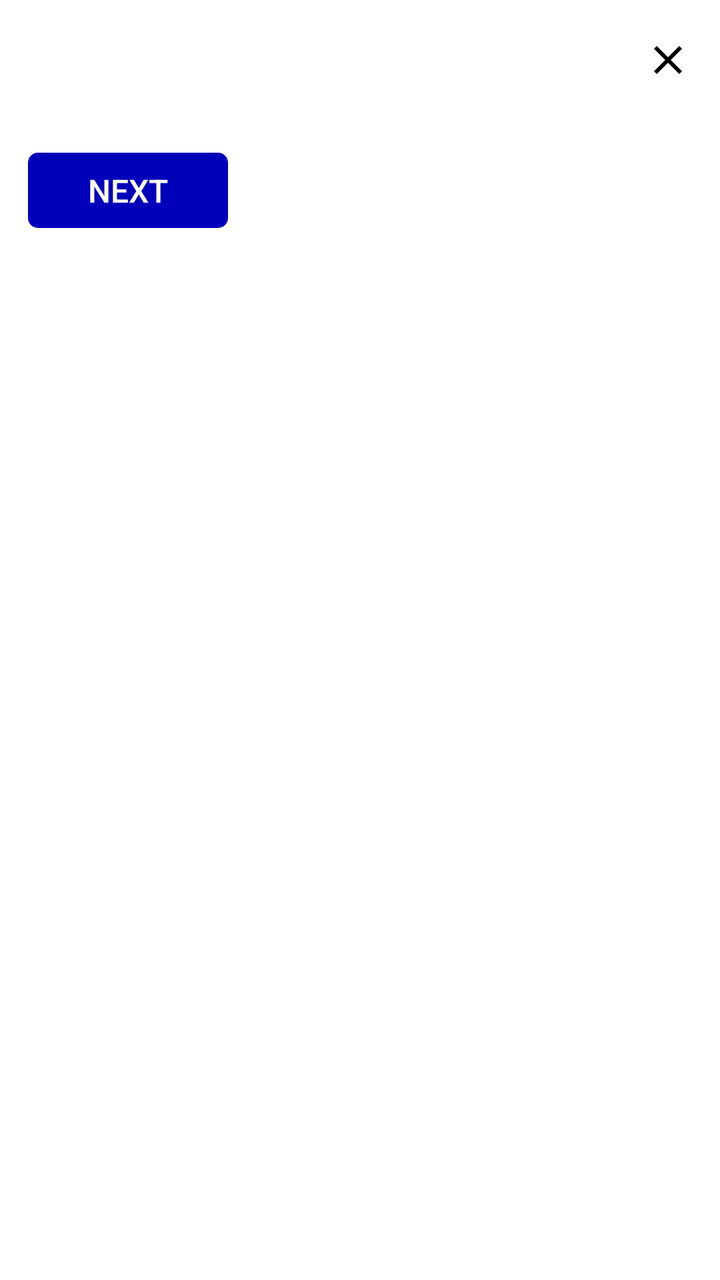
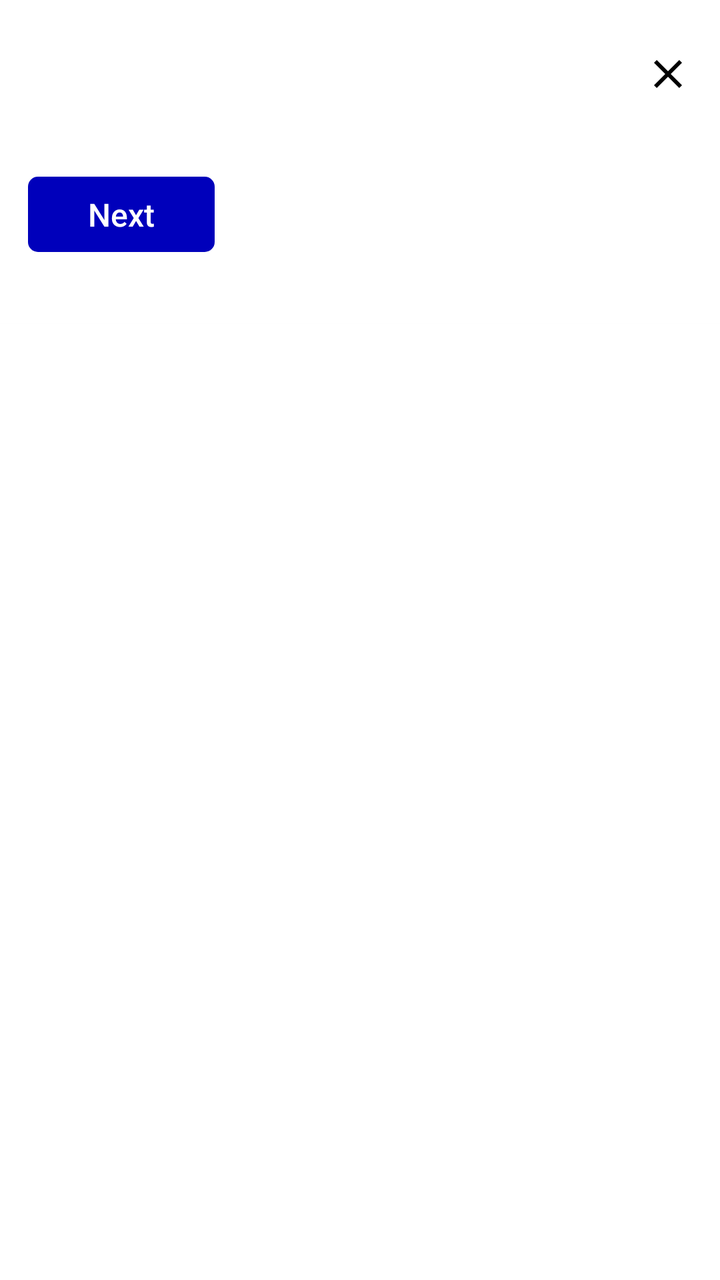

Compare the two renders of this Android layout. The source of the first and the diff that turns it into the second are given below.
<!-- AndroidManifest.xml: another module's application theme android:Theme.Light -->
<!-- res/layout/bottom_survey_layout.xml -->
<?xml version="1.0" encoding="utf-8"?>
<LinearLayout
    android:theme="@style/Theme.AppCompat.Light.NoActionBar"
    xmlns:android="http://schemas.android.com/apk/res/android"
    xmlns:app="http://schemas.android.com/apk/res-auto"
    android:layout_width="match_parent"
    android:layout_height="wrap_content"
    android:layout_marginHorizontal="10dp"
    android:layout_marginVertical="10dp"
    android:paddingTop="18dp"
    android:paddingBottom="0dp"
    android:id="@+id/dialog_layout"
    android:background="@drawable/dialog_bg"
    android:clipToPadding="true"
    android:clipChildren="true"
    android:orientation="vertical">
    <RelativeLayout
        android:paddingHorizontal="14dp"
        android:layout_width="match_parent"
        android:layout_height="wrap_content"
        android:orientation="vertical"
        android:layout_marginBottom="0dp"


        >

        <androidx.constraintlayout.widget.ConstraintLayout
            android:id="@+id/question_container"
            android:layout_width="match_parent"
            android:layout_marginBottom="10dp"
            android:layout_height="wrap_content">

            <androidx.appcompat.widget.AppCompatTextView
                android:textAlignment="center"
                android:id="@+id/survey_question_text"
                android:layout_width="0dp"
                android:layout_height="wrap_content"
                android:paddingRight="2dp"
                android:textColor="@color/black"
                android:textSize="18sp"

                app:layout_constraintEnd_toStartOf="@+id/close_dialog_btn"
                app:layout_constraintStart_toStartOf="parent"
                app:layout_constraintTop_toTopOf="parent" />

            <androidx.appcompat.widget.AppCompatImageView
                android:id="@+id/close_dialog_btn"
                android:layout_width="wrap_content"
                android:layout_height="wrap_content"
                android:src="@drawable/ic_close"
                android:visibility="visible"
                android:layout_marginStart="4dp"
                app:layout_constraintEnd_toEndOf="parent"
                app:layout_constraintTop_toTopOf="parent" />
        </androidx.constraintlayout.widget.ConstraintLayout>









        <RelativeLayout
            android:layout_marginVertical="8dp"
            android:id="@+id/dialog_layout_content"
            android:layout_width="match_parent"
            android:layout_height="wrap_content"
            android:layout_below="@+id/question_container"
            android:orientation="vertical"
            android:gravity="center"
            />

        <androidx.appcompat.widget.AppCompatButton
            android:id="@+id/btn_next"
            android:layout_width="wrap_content"
            android:layout_height="wrap_content"
            android:layout_below="@+id/dialog_layout_content"
            android:layout_marginTop="8dp"
            android:background="@drawable/next_btn_bg"
            android:enabled="false"
            android:foregroundGravity="center_horizontal"
            android:gravity="center"
            android:insetTop="0dp"
            android:insetBottom="0dp"
            android:minWidth="0dp"
            android:minHeight="0dp"
            android:paddingHorizontal="30dp"
            android:paddingTop="8dp"
            android:paddingBottom="8dp"
            android:text="Next"

            android:textColor="@color/white"
            android:textSize="16sp" />






























    </RelativeLayout>












    <com.google.android.material.progressindicator.LinearProgressIndicator
        android:layout_width="match_parent"
        android:layout_height="wrap_content"
        app:trackThickness="6dp"
        android:layout_marginTop="15dp"
        android:id="@+id/horizontal_bottom_progressbar"
        app:trackCornerRadius="10dp"
        app:showAnimationBehavior="outward"
        />
</LinearLayout>
<!-- resources referenced by this layout -->
<resources>
  <color name="black">#FF000000</color>
  <color name="white">#FFFFFFFF</color>
  <!-- drawable dialog_bg (drawable) -->
  <?xml version="1.0" encoding="utf-8"?>
  <shape xmlns:android="http://schemas.android.com/apk/res/android" android:shape="rectangle">
  <corners android:radius="10dp"/>
  
      <padding android:left="0dp" android:right="0dp" android:bottom="0dp" android:top="0dp"/>
  
  </shape>
  <!-- drawable ic_close (drawable) -->
  <vector android:height="24dp" android:tint="#000000"
      android:viewportHeight="24" android:viewportWidth="24"
      android:width="24dp" xmlns:android="http://schemas.android.com/apk/res/android">
      <path android:fillColor="@android:color/white" android:pathData="M19,6.41L17.59,5 12,10.59 6.41,5 5,6.41 10.59,12 5,17.59 6.41,19 12,13.41 17.59,19 19,17.59 13.41,12z"/>
  </vector>
  <!-- drawable next_btn_bg (drawable) -->
  <?xml version="1.0" encoding="utf-8"?>
  <shape xmlns:android="http://schemas.android.com/apk/res/android">
  <corners android:radius="5dp"/>
      <solid android:color="#0000bb"/>
  
  </shape>
</resources>

<!-- the commit's change to res/layout/bottom_survey_layout.xml (unified diff, before → after) -->
@@ -6,12 +6,13 @@
     android:layout_width="match_parent"
     android:layout_height="wrap_content"
     android:layout_marginHorizontal="10dp"
-    android:layout_marginVertical="10dp"
-    android:paddingTop="18dp"
+    android:layout_marginVertical="20dp"
+    android:paddingTop="25dp"
     android:paddingBottom="0dp"
     android:id="@+id/dialog_layout"
     android:background="@drawable/dialog_bg"
     android:clipToPadding="true"
+
     android:clipChildren="true"
     android:orientation="vertical">
     <RelativeLayout
@@ -27,7 +28,7 @@
         <androidx.constraintlayout.widget.ConstraintLayout
             android:id="@+id/question_container"
             android:layout_width="match_parent"
-            android:layout_marginBottom="10dp"
+            android:layout_marginBottom="15dp"
             android:layout_height="wrap_content">
 
             <androidx.appcompat.widget.AppCompatTextView
@@ -90,6 +91,7 @@
             android:paddingTop="8dp"
             android:paddingBottom="8dp"
             android:text="Next"
+            android:textAllCaps="false"
 
             android:textColor="@color/white"
             android:textSize="16sp" />
@@ -140,7 +142,7 @@
         android:layout_width="match_parent"
         android:layout_height="wrap_content"
         app:trackThickness="6dp"
-        android:layout_marginTop="15dp"
+        android:layout_marginTop="30dp"
         android:id="@+id/horizontal_bottom_progressbar"
         app:trackCornerRadius="10dp"
         app:showAnimationBehavior="outward"
